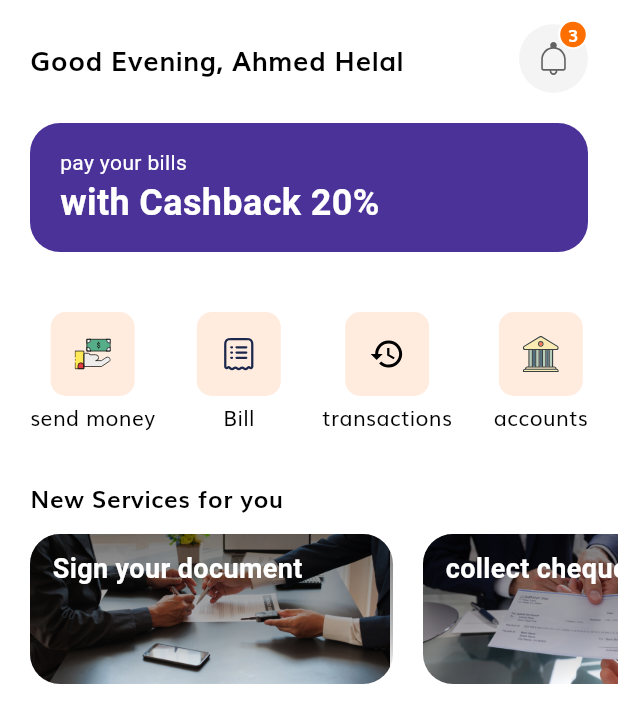
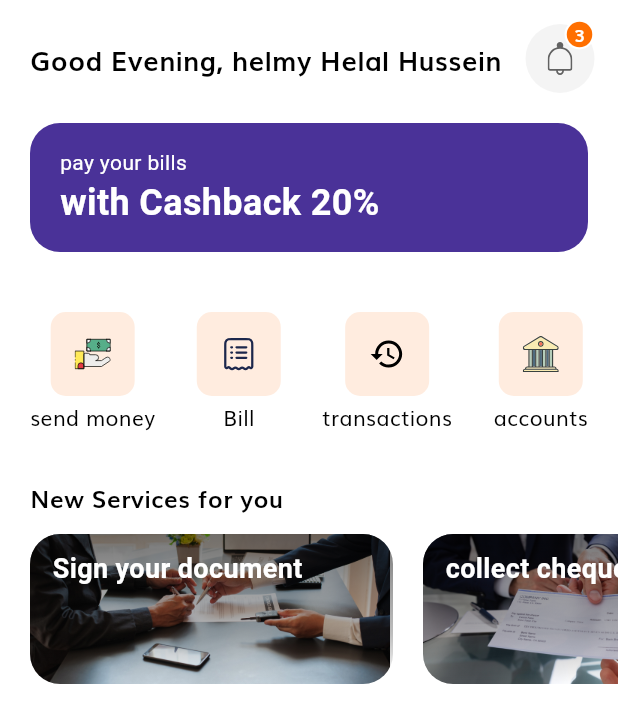
Before and after one commit to topsyz/flutter-signatute-app, a Flutter app: the GeneralHomeScreen screen opened by its route, on a phone screen of 412 x 824 dp. Shown: the top 723 px of the screen. Run offline on Flutter 3.47's test engine with Material 3 defaults, Android fonts, the phone set to English and light mode, and no system bars; our stand-ins replace animate_do, firebase_auth, firebase_core, flutter_svg, get, google_fonts and 2 more; missing offline and left inert: flutter_verification_code, syncfusion_flutter_pdf, syncfusion_flutter_pdfviewer, syncfusion_flutter_signaturepad, tflite_v2; accounts and stored records are empty.

Commit message:
UPDATE
new update

```diff
--- a/lib/general_home_page/components/home_header.dart
+++ b/lib/general_home_page/components/home_header.dart
@@ -4,7 +4,7 @@ import 'icon_btn_with_counter.dart';
 class HomeHeader extends StatelessWidget {
   const HomeHeader({
     Key? key,
-    this.userName = "Ahmed Helal",
+    this.userName = "helmy Helal Hussein",
   }) : super(key: key);
 
   final String userName;
```
Also changed, not shown: pubspec.yaml (+7 -0 lines), pubspec.lock, 28 other files.
